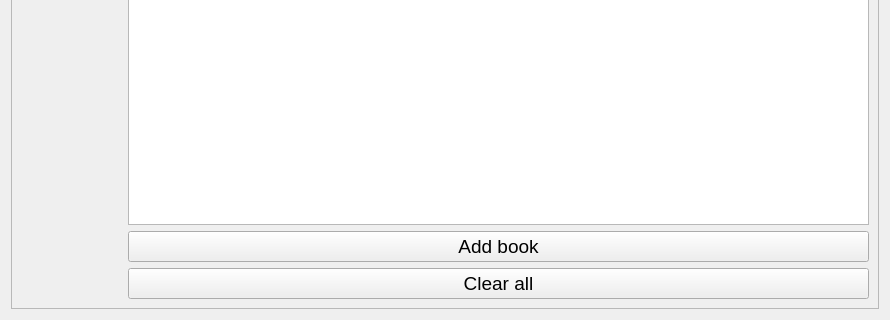
Qt form assets/ui_XML/addBook_window.ui (nisaia/P-yQt-ersonal-management-system) before a commit; both pictures show x 0 to 890 and y 410 to 730 of the 890 by 730 pixel window.
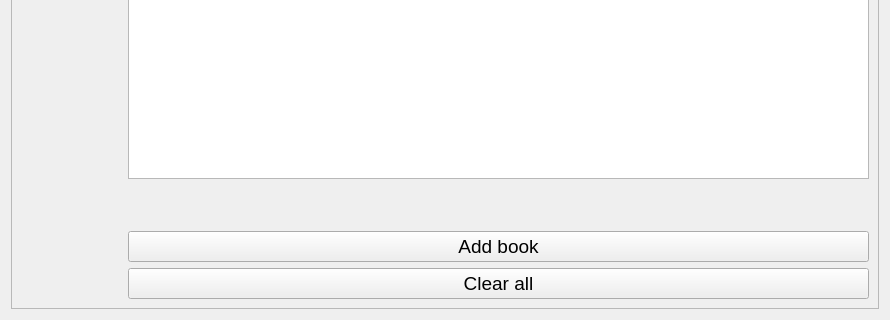
The same form after that commit.

What changed in the file:
```diff
--- a/assets/ui_XML/addBook_window.ui
+++ b/assets/ui_XML/addBook_window.ui
@@ -136,6 +136,22 @@
         </property>
        </widget>
       </item>
+      <item row="19" column="1">
+       <spacer name="verticalSpacer">
+        <property name="orientation">
+         <enum>Qt::Vertical</enum>
+        </property>
+        <property name="sizeType">
+         <enum>QSizePolicy::Preferred</enum>
+        </property>
+        <property name="sizeHint" stdset="0">
+         <size>
+          <width>20</width>
+          <height>40</height>
+         </size>
+        </property>
+       </spacer>
+      </item>
      </layout>
     </widget>
    </item>
```
